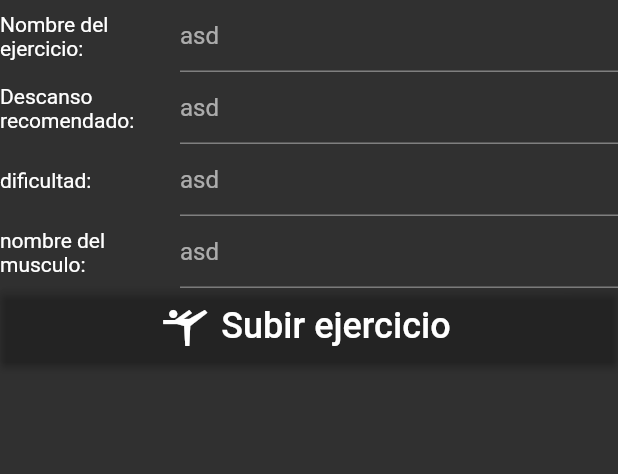
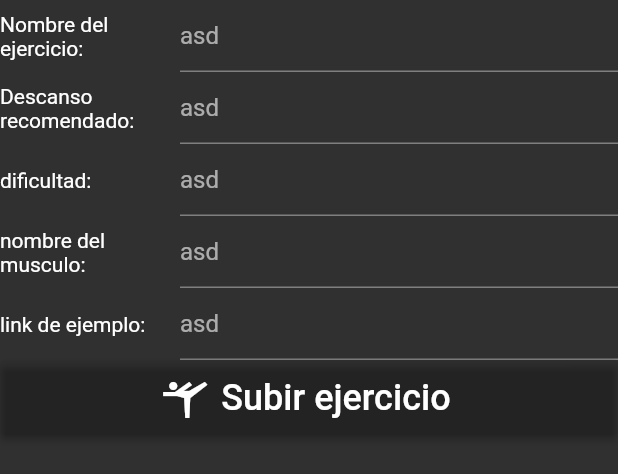
Before and after one commit to Shuy935/gym_h, a Flutter app: the EjerciciosAdd widget shown alone on an empty page, opened directly, after a tap on "Subir ejercicio", on a phone screen of 412 x 824 dp. Shown: the top 474 px of the screen. Run offline on Flutter 3.47's test engine with Material 2 defaults, Android fonts, the phone set to English and light mode, and no system bars; our stand-ins replace easy_search_bar, email_validator, firebase_auth, firebase_core, image_picker, parse_server_sdk_flutter; accounts and stored records are empty; network calls fail.

Commit message:
cambios del perfil y de agrego de ejercicios

```diff
--- a/lib/models/exercise_model.dart
+++ b/lib/models/exercise_model.dart
@@ -1,3 +1,5 @@
+import 'dart:io';
+
 import 'package:gym_h/utils/utils.dart';
 import 'package:parse_server_sdk_flutter/parse_server_sdk_flutter.dart';
 
@@ -6,22 +8,15 @@ class ExerciseService {
   final String? descanso;
   final String? dificuldad;
   final String? nombreMusculo;
+  final String? linkImagen;
 
   ExerciseService({
     this.nombreMusculo,
     this.dificuldad,
     this.descanso,
     this.nombreEjercicio,
+    this.linkImagen,
   });
-}
-
-ParseObject mapModel(ExerciseService exerciseService) {
-  final objeto = ParseObject('exercise')
-    ..set('nombre-ejercicio', exerciseService.nombreEjercicio)
-    ..set('descanso', exerciseService.descanso)
-    ..set('dificultad', exerciseService.dificuldad)
-    ..set('nombre-musculo', exerciseService.nombreMusculo);
-  return objeto;
 }
 
 Future<void> exerciseCreate(ExerciseService exerciseService) async {
@@ -29,9 +24,11 @@ Future<void> exerciseCreate(ExerciseService exerciseService) async {
     ..set('nombreEjercicio', exerciseService.nombreEjercicio)
     ..set('descanso', exerciseService.descanso)
     ..set('dificultad', exerciseService.dificuldad)
-    ..set('nombreMusculo', exerciseService.nombreMusculo);
+    ..set('nombreMusculo', exerciseService.nombreMusculo)
+    ..set('linkImagen', exerciseService.linkImagen);
   try {
-    await objeto.save();
+    final a = await objeto.save();
+    print(a.error);
   } catch (e) {
     Utils.showSnackBar(e.toString());
   }
--- a/lib/widget/interfaces/entrenador/ArchivoParaMeterEjerciciosMamalones.dart
+++ b/lib/widget/interfaces/entrenador/ArchivoParaMeterEjerciciosMamalones.dart
@@ -1,5 +1,8 @@
+import 'dart:io';
+
 import 'package:flutter/material.dart';
 import 'package:gym_h/models/exercise_model.dart';
+import 'package:image_picker/image_picker.dart';
 
 class EjerciciosAdd extends StatefulWidget {
   const EjerciciosAdd({super.key});
@@ -13,6 +16,7 @@ class _EjerciciosAdd extends State<EjerciciosAdd> {
   final _descanso = TextEditingController();
   final _difucultad = TextEditingController();
   final _nomMusc = TextEditingController();
+  final _link = TextEditingController();
 
   @override
   Widget build(BuildContext context) {
@@ -107,6 +111,28 @@ class _EjerciciosAdd extends State<EjerciciosAdd> {
             ),
           ],
         ),
+        Row(
+          children: [
+            Container(
+              width: 120,
+              child: const Text('link de ejemplo: '),
+            ),
+            Expanded(
+              child: TextFormField(
+                controller: _link,
+                textInputAction: TextInputAction.next,
+                // se cambiará por un dropdown
+                decoration: const InputDecoration(hintText: 'asd'),
+                validator: (value) {
+                  if (value!.isEmpty) {
+                    return 'Porfavor de poner un ahhhhh correcto';
+                  }
+                  return null;
+                },
+              ),
+            ),
+          ],
+        ),
         ElevatedButton.icon(
             style: ElevatedButton.styleFrom(
               backgroundColor: Colors.transparent,
@@ -123,6 +149,7 @@ class _EjerciciosAdd extends State<EjerciciosAdd> {
                 descanso: _descanso.text,
                 dificuldad: _difucultad.text,
                 nombreMusculo: _nomMusc.text,
+                linkImagen: _link.text,
               );
               await exerciseCreate(exerciseService);
             }
--- a/lib/widget/interfaces/tapbar.dart
+++ b/lib/widget/interfaces/tapbar.dart
@@ -1,6 +1,7 @@
 import 'package:flutter/material.dart';
 import 'package:gym_h/models/users_model.dart';
 import 'package:gym_h/widget/interfaces/Widgets.dart';
+import 'package:gym_h/widget/interfaces/entrenador/ArchivoParaMeterEjerciciosMamalones.dart';
 
 class TabBarH extends StatefulWidget {
   const TabBarH({Key? key}) : super(key: key);
@@ -48,7 +49,7 @@ class _TabBarH extends State<TabBarH> {
               Center(child: Text('Rutina')),
               Center(child: MuscleScrn()),
               Center(child: Lista()),
-              Center(child: Text('Historial')),
+              Center(child: EjerciciosAdd()),
             ],
           ),
           drawer: const DrawerProfile(),
--- a/pubspec.yaml
+++ b/pubspec.yaml
@@ -45,6 +45,7 @@ dependencies:
 
   firebase_auth: ^4.6.2
   email_validator: ^2.1.17
+  image_picker: ^1.0.4
 
 dev_dependencies:
   flutter_test:
```
Also changed, not shown: lib/screens/user/profile.dart (+51 -21 lines), pubspec.lock.
